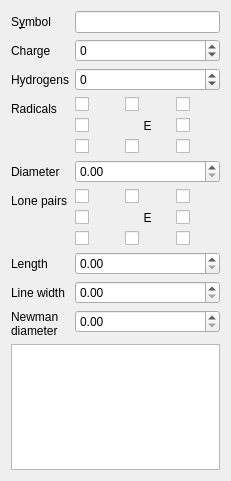
timvdm/Molsketch, file libmolsketch/atompopup.ui: the form before one commit.
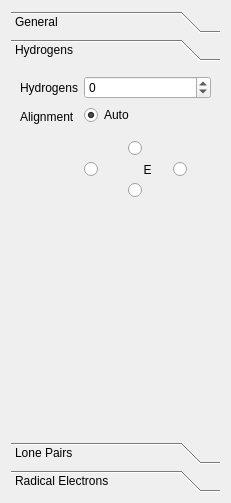
The form after the commit. The open tabs and pages were chosen to show the change. Custom widgets are drawn as their Qt base class.

Commit message: Allow hydrogen alignment to be chosen by user

What changed in the file:
```diff
--- a/libmolsketch/atompopup.ui
+++ b/libmolsketch/atompopup.ui
@@ -7,12 +7,30 @@
     <x>0</x>
     <y>0</y>
     <width>231</width>
-    <height>481</height>
+    <height>503</height>
    </rect>
   </property>
   <property name="windowTitle">
    <string>Form</string>
   </property>
+  <layout class="QVBoxLayout" name="verticalLayout">
+   <item>
+    <widget class="QToolBox" name="toolBox">
+     <property name="currentIndex">
+      <number>0</number>
+     </property>
+     <widget class="QWidget" name="generalPage">
+      <property name="geometry">
+       <rect>
+        <x>0</x>
+        <y>0</y>
+        <width>219</width>
+        <height>383</height>
+       </rect>
+      </property>
+      <attribute name="label">
+       <string>General</string>
+      </attribute>
   <layout class="QFormLayout" name="formLayout">
    <item row="0" column="0">
     <widget class="QLabel" name="elementLabel">
@@ -45,96 +63,66 @@
     </widget>
    </item>
    <item row="2" column="0">
-    <widget class="QLabel" name="hydrogenLabel">
+        <widget class="QLabel" name="newmanLabel">
      <property name="text">
-      <string>Hydrogens</string>
+          <string>Newman
+diameter</string>
      </property>
     </widget>
    </item>
    <item row="2" column="1">
-    <widget class="QSpinBox" name="hydrogens">
-     <property name="minimum">
-      <number>-20</number>
-     </property>
-     <property name="maximum">
-      <number>20</number>
-     </property>
-    </widget>
-   </item>
-   <item row="10" column="0" colspan="2">
+        <widget class="QDoubleSpinBox" name="newmanDiameter"/>
+       </item>
+       <item row="3" column="0" colspan="2">
     <widget class="Molsketch::CoordinateTableView" name="coordinates">
      <property name="alternatingRowColors">
       <bool>true</bool>
      </property>
     </widget>
    </item>
-   <item row="3" column="0">
-    <widget class="QLabel" name="radicalsLabel">
-     <property name="text">
-      <string>Radicals</string>
-     </property>
-    </widget>
-   </item>
-   <item row="3" column="1">
-    <layout class="QGridLayout" name="gridLayout">
-     <item row="1" column="0">
-      <widget class="QCheckBox" name="leftRadical">
-       <property name="text">
-        <string/>
-       </property>
-      </widget>
-     </item>
+      </layout>
+     </widget>
+     <widget class="QWidget" name="hydrogensPage">
+      <property name="geometry">
+       <rect>
+        <x>0</x>
+        <y>0</y>
+        <width>219</width>
+        <height>383</height>
+       </rect>
+      </property>
+      <attribute name="label">
+       <string>Hydrogens</string>
+      </attribute>
+      <layout class="QFormLayout" name="formLayout_2">
      <item row="0" column="0">
-      <widget class="QCheckBox" name="topLeftRadical">
+        <widget class="QLabel" name="hydrogenLabel">
        <property name="text">
-        <string/>
-       </property>
-      </widget>
-     </item>
-     <item row="0" column="2">
-      <widget class="QCheckBox" name="topRightRadical">
-       <property name="text">
-        <string/>
-       </property>
-      </widget>
-     </item>
-     <item row="2" column="0">
-      <widget class="QCheckBox" name="bottomLeftRadical">
-       <property name="text">
-        <string/>
-       </property>
-      </widget>
-     </item>
-     <item row="2" column="2">
-      <widget class="QCheckBox" name="bottomRightRadical">
-       <property name="text">
-        <string/>
+          <string>Hydrogens</string>
        </property>
       </widget>
      </item>
      <item row="0" column="1">
-      <widget class="QCheckBox" name="topRadical">
-       <property name="text">
-        <string/>
-       </property>
-      </widget>
-     </item>
-     <item row="2" column="1">
-      <widget class="QCheckBox" name="bottomRadical">
-       <property name="text">
-        <string/>
+        <widget class="QSpinBox" name="hydrogens">
+         <property name="minimum">
+          <number>-20</number>
+         </property>
+         <property name="maximum">
+          <number>20</number>
        </property>
       </widget>
      </item>
-     <item row="1" column="2">
-      <widget class="QCheckBox" name="rightRadical">
+       <item row="1" column="0">
+        <widget class="QLabel" name="hydrogenAlignmentLabel">
        <property name="text">
-        <string/>
+          <string>Alignment</string>
        </property>
       </widget>
      </item>
      <item row="1" column="1">
-      <widget class="QLabel" name="radicalElementLabel">
+        <layout class="QGridLayout" name="gridLayout_5">
+         <item row="5" column="2">
+          <widget class="QLabel" name="hydrogensElementLabel">
        <property name="text">
         <string>E</string>
        </property>
@@ -143,9 +131,105 @@
        </property>
       </widget>
      </item>
-    </layout>
-   </item>
-   <item row="6" column="1">
+         <item row="4" column="2">
+          <widget class="QRadioButton" name="hydrogensNorth">
+           <property name="text">
+            <string/>
+           </property>
+          </widget>
+         </item>
+         <item row="6" column="2">
+          <widget class="QRadioButton" name="hydrogensSouth">
+           <property name="text">
+            <string/>
+           </property>
+          </widget>
+         </item>
+         <item row="5" column="1">
+          <widget class="QRadioButton" name="hydrogensWest">
+           <property name="text">
+            <string/>
+           </property>
+          </widget>
+         </item>
+         <item row="1" column="2">
+          <spacer name="verticalSpacer">
+           <property name="orientation">
+            <enum>Qt::Vertical</enum>
+           </property>
+           <property name="sizeType">
+            <enum>QSizePolicy::Fixed</enum>
+           </property>
+           <property name="sizeHint" stdset="0">
+            <size>
+             <width>20</width>
+             <height>10</height>
+            </size>
+           </property>
+          </spacer>
+         </item>
+         <item row="5" column="3">
+          <widget class="QRadioButton" name="hydrogensEast">
+           <property name="text">
+            <string/>
+           </property>
+          </widget>
+         </item>
+         <item row="0" column="1" colspan="3">
+          <widget class="QRadioButton" name="hydrogensAutoAlignment">
+           <property name="text">
+            <string>Auto</string>
+           </property>
+           <property name="checked">
+            <bool>true</bool>
+           </property>
+          </widget>
+         </item>
+        </layout>
+       </item>
+      </layout>
+     </widget>
+     <widget class="QWidget" name="lonePairsPage">
+      <property name="geometry">
+       <rect>
+        <x>0</x>
+        <y>0</y>
+        <width>219</width>
+        <height>383</height>
+       </rect>
+      </property>
+      <attribute name="label">
+       <string>Lone Pairs</string>
+      </attribute>
+      <layout class="QFormLayout" name="formLayout_3">
+       <item row="2" column="0">
+        <widget class="QLabel" name="lonePairLineWidthLabel">
+         <property name="text">
+          <string>Line width</string>
+         </property>
+        </widget>
+       </item>
+       <item row="2" column="1">
+        <widget class="QDoubleSpinBox" name="lonePairLineWidth"/>
+       </item>
+       <item row="1" column="1">
+        <widget class="QDoubleSpinBox" name="lonePairLength"/>
+       </item>
+       <item row="1" column="0">
+        <widget class="QLabel" name="lonePairLengthLabel">
+         <property name="text">
+          <string>Length</string>
+         </property>
+        </widget>
+       </item>
+       <item row="0" column="0">
+        <widget class="QLabel" name="lonePairsLabel">
+         <property name="text">
+          <string>Lone pairs</string>
+         </property>
+        </widget>
+       </item>
+       <item row="0" column="1">
     <layout class="QGridLayout" name="gridLayout_2">
      <item row="1" column="0">
       <widget class="QCheckBox" name="leftLonePair">
@@ -215,53 +299,112 @@
      </item>
     </layout>
    </item>
-   <item row="6" column="0">
-    <widget class="QLabel" name="lonePairsLabel">
-     <property name="text">
-      <string>Lone pairs</string>
-     </property>
-    </widget>
-   </item>
-   <item row="5" column="0">
+      </layout>
+     </widget>
+     <widget class="QWidget" name="radicalsPage">
+      <property name="geometry">
+       <rect>
+        <x>0</x>
+        <y>0</y>
+        <width>219</width>
+        <height>383</height>
+       </rect>
+      </property>
+      <attribute name="label">
+       <string>Radical Electrons</string>
+      </attribute>
+      <layout class="QFormLayout" name="formLayout_4">
+       <item row="1" column="0">
     <widget class="QLabel" name="radicalDiameterLabel">
      <property name="text">
       <string>Diameter</string>
      </property>
     </widget>
    </item>
-   <item row="8" column="0">
-    <widget class="QLabel" name="lonePairLineWidthLabel">
-     <property name="text">
-      <string>Line width</string>
-     </property>
-    </widget>
-   </item>
-   <item row="7" column="0">
-    <widget class="QLabel" name="lonePairLengthLabel">
-     <property name="text">
-      <string>Length</string>
-     </property>
-    </widget>
-   </item>
-   <item row="5" column="1">
+       <item row="1" column="1">
     <widget class="QDoubleSpinBox" name="radicalDiameter"/>
    </item>
-   <item row="7" column="1">
-    <widget class="QDoubleSpinBox" name="lonePairLength"/>
-   </item>
-   <item row="8" column="1">
-    <widget class="QDoubleSpinBox" name="lonePairLineWidth"/>
-   </item>
-   <item row="9" column="0">
-    <widget class="QLabel" name="newmanLabel">
+       <item row="0" column="0">
+        <widget class="QLabel" name="radicalsLabel">
+         <property name="text">
+          <string>Radicals</string>
+         </property>
+        </widget>
+       </item>
+       <item row="0" column="1">
+        <layout class="QGridLayout" name="gridLayout">
+         <item row="1" column="0">
+          <widget class="QCheckBox" name="leftRadical">
+           <property name="text">
+            <string/>
+           </property>
+          </widget>
+         </item>
+         <item row="0" column="0">
+          <widget class="QCheckBox" name="topLeftRadical">
      <property name="text">
       <string>Newman
 diameter</string>
      </property>
     </widget>
    </item>
-   <item row="9" column="1">
-    <widget class="QDoubleSpinBox" name="newmanDiameter"/>
+         <item row="0" column="2">
+          <widget class="QCheckBox" name="topRightRadical">
+           <property name="text">
+            <string/>
+           </property>
+          </widget>
+         </item>
+         <item row="2" column="0">
+          <widget class="QCheckBox" name="bottomLeftRadical">
+           <property name="text">
+            <string/>
+           </property>
+          </widget>
+         </item>
+         <item row="2" column="2">
+          <widget class="QCheckBox" name="bottomRightRadical">
+           <property name="text">
+            <string/>
+           </property>
+          </widget>
+         </item>
+         <item row="0" column="1">
+          <widget class="QCheckBox" name="topRadical">
+           <property name="text">
+            <string/>
+           </property>
+          </widget>
+         </item>
+         <item row="2" column="1">
+          <widget class="QCheckBox" name="bottomRadical">
+           <property name="text">
+            <string/>
+           </property>
+          </widget>
+         </item>
+         <item row="1" column="2">
+          <widget class="QCheckBox" name="rightRadical">
+           <property name="text">
+            <string/>
+           </property>
+          </widget>
+         </item>
+         <item row="1" column="1">
+          <widget class="QLabel" name="radicalElementLabel">
+           <property name="text">
+            <string>E</string>
+           </property>
+           <property name="alignment">
+            <set>Qt::AlignCenter</set>
+           </property>
+          </widget>
+         </item>
+        </layout>
+       </item>
+      </layout>
+     </widget>
+    </widget>
    </item>
   </layout>
  </widget>
```
Left out of the diff: 166 changed lines with no effect on the pictures. Lines whose indentation alone changed are shown as unchanged. The commit also changes 5 other files.
